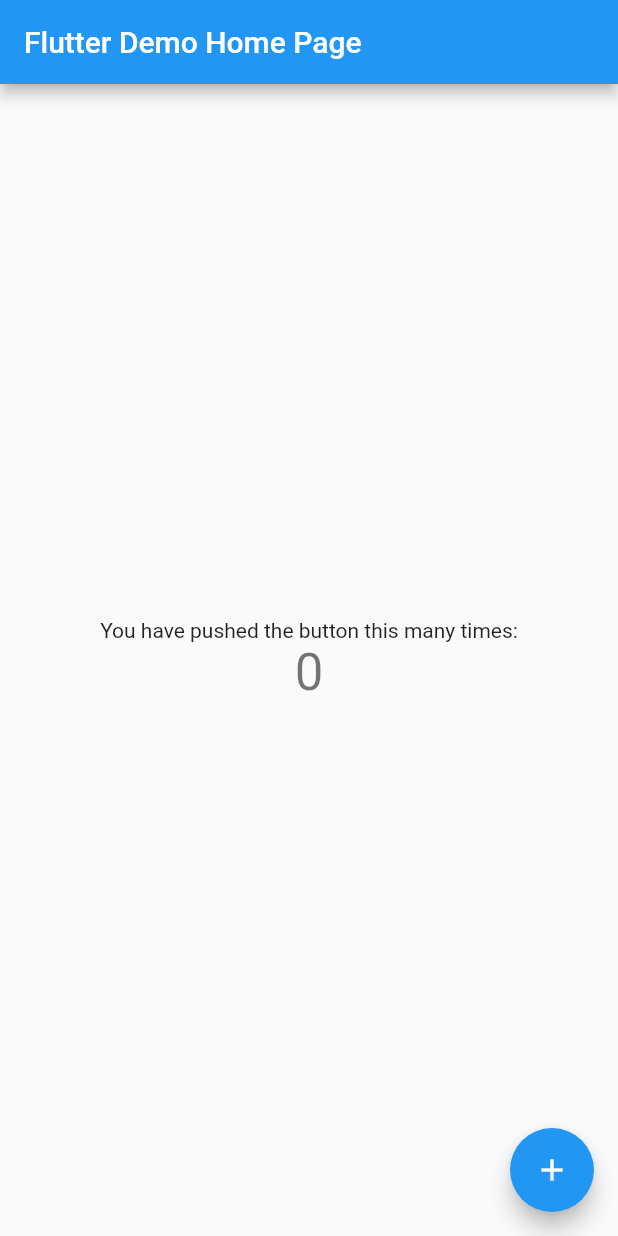
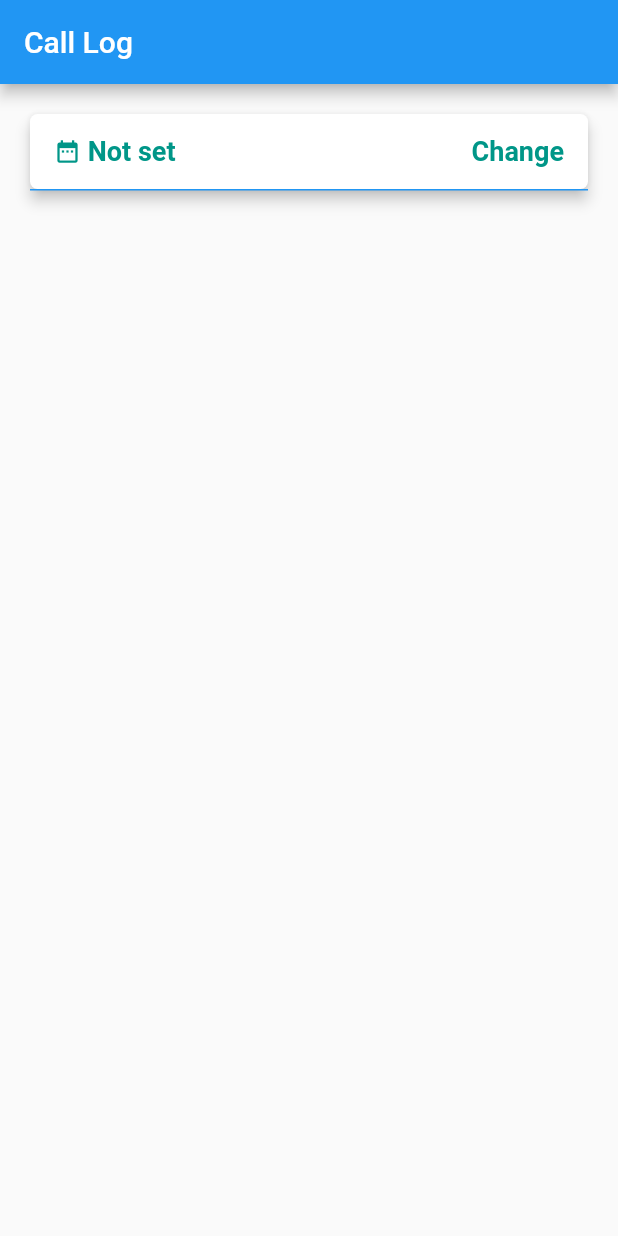
Before and after one commit to tayyyab/call_log_analytics, a Flutter app: the screen it shows after launch, on a phone screen of 412 x 824 dp. Run offline on Flutter 3.47's test engine with Material 2 defaults, Android fonts, the phone set to English and light mode, and no system bars; our stand-ins replace flutter_datetime_picker.

Commit message:
Adding Date Picker

```diff
--- a/lib/main.dart
+++ b/lib/main.dart
@@ -1,3 +1,4 @@
+import 'package:call_log_analytics/screens/Home/home_page.dart';
 import 'package:flutter/material.dart';
 
 void main() => runApp(MyApp());
@@ -7,105 +8,12 @@ class MyApp extends StatelessWidget {
   @override
   Widget build(BuildContext context) {
     return MaterialApp(
+      debugShowCheckedModeBanner: false,
       title: 'Flutter Demo',
       theme: ThemeData(
-        // This is the theme of your application.
-        //
-        // Try running your application with "flutter run". You'll see the
-        // application has a blue toolbar. Then, without quitting the app, try
-        // changing the primarySwatch below to Colors.green and then invoke
-        // "hot reload" (press "r" in the console where you ran "flutter run",
-        // or simply save your changes to "hot reload" in a Flutter IDE).
-        // Notice that the counter didn't reset back to zero; the application
-        // is not restarted.
         primarySwatch: Colors.blue,
       ),
-      home: MyHomePage(title: 'Flutter Demo Home Page'),
+      home: HomePage(),
     );
   }
 }
-
-class MyHomePage extends StatefulWidget {
-  MyHomePage({Key key, this.title}) : super(key: key);
-
-  // This widget is the home page of your application. It is stateful, meaning
-  // that it has a State object (defined below) that contains fields that affect
-  // how it looks.
-
-  // This class is the configuration for the state. It holds the values (in this
-  // case the title) provided by the parent (in this case the App widget) and
-  // used by the build method of the State. Fields in a Widget subclass are
-  // always marked "final".
-
-  final String title;
-
-  @override
-  _MyHomePageState createState() => _MyHomePageState();
-}
-
-class _MyHomePageState extends State<MyHomePage> {
-  int _counter = 0;
-
-  void _incrementCounter() {
-    setState(() {
-      // This call to setState tells the Flutter framework that something has
-      // changed in this State, which causes it to rerun the build method below
-      // so that the display can reflect the updated values. If we changed
-      // _counter without calling setState(), then the build method would not be
-      // called again, and so nothing would appear to happen.
-      _counter++;
-    });
-  }
-
-  @override
-  Widget build(BuildContext context) {
-    // This method is rerun every time setState is called, for instance as done
-    // by the _incrementCounter method above.
-    //
-    // The Flutter framework has been optimized to make rerunning build methods
-    // fast, so that you can just rebuild anything that needs updating rather
-    // than having to individually change instances of widgets.
-    return Scaffold(
-      appBar: AppBar(
-        // Here we take the value from the MyHomePage object that was created by
-        // the App.build method, and use it to set our appbar title.
-        title: Text(widget.title),
-      ),
-      body: Center(
-        // Center is a layout widget. It takes a single child and positions it
-        // in the middle of the parent.
-        child: Column(
-          // Column is also a layout widget. It takes a list of children and
-          // arranges them vertically. By default, it sizes itself to fit its
-          // children horizontally, and tries to be as tall as its parent.
-          //
-          // Invoke "debug painting" (press "p" in the console, choose the
-          // "Toggle Debug Paint" action from the Flutter Inspector in Android
-          // Studio, or the "Toggle Debug Paint" command in Visual Studio Code)
-          // to see the wireframe for each widget.
-          //
-          // Column has various properties to control how it sizes itself and
-          // how it positions its children. Here we use mainAxisAlignment to
-          // center the children vertically; the main axis here is the vertical
-          // axis because Columns are vertical (the cross axis would be
-          // horizontal).
-          mainAxisAlignment: MainAxisAlignment.center,
-          children: <Widget>[
-            Text(
-              'You have pushed the button this many times:',
-            ),
-            Text(
-              '$_counter',
-              style: Theme.of(context).textTheme.display1,
-            ),
-          ],
-        ),
-      ),
-      floatingActionButton: FloatingActionButton(
-        onPressed: _incrementCounter,
-        tooltip: 'Increment',
-        child: Icon(Icons.add),
-      ), // This trailing comma makes auto-formatting nicer for build methods.
-    );
-  }
-}
--- /dev/null
+++ b/lib/screens/Home/home_page.dart
@@ -0,0 +1,92 @@
+import 'package:flutter/material.dart';
+import 'package:flutter_datetime_picker/flutter_datetime_picker.dart';
+
+class HomePage extends StatefulWidget {
+  HomePage({Key key}) : super(key: key);
+
+  @override
+  _HomePageState createState() => _HomePageState();
+}
+
+class _HomePageState extends State<HomePage> {
+  String _date = "Not set";
+
+  @override
+  Widget build(BuildContext context) {
+    return Scaffold(
+      appBar: AppBar(
+        title: Text('Call Log'),
+      ),
+      body: Container(
+        padding: EdgeInsets.all(20),
+        child: ListView(
+          children: <Widget>[
+            RaisedButton(
+              shape: RoundedRectangleBorder(
+                  borderRadius: BorderRadius.circular(5.0)),
+              elevation: 4.0,
+              onPressed: () {
+                DatePicker.showDatePicker(context,
+                    theme: DatePickerTheme(
+                      containerHeight: 210.0,
+                    ),
+                    showTitleActions: true,
+                    minTime: DateTime(2000, 1, 1),
+                    maxTime: DateTime(2022, 12, 31), onConfirm: (date) {
+                  print('confirm $date');
+                  _date = '${date.year} - ${date.month} - ${date.day}';
+                  setState(() {});
+                }, currentTime: DateTime.now(), locale: LocaleType.en);
+              },
+              child: Container(
+                alignment: Alignment.center,
+                height: 50.0,
+                child: Row(
+                  mainAxisAlignment: MainAxisAlignment.spaceBetween,
+                  children: <Widget>[
+                    Row(
+                      children: <Widget>[
+                        Container(
+                          child: Row(
+                            children: <Widget>[
+                              Icon(
+                                Icons.date_range,
+                                size: 18.0,
+                                color: Colors.teal,
+                              ),
+                              Text(
+                                " $_date",
+                                style: TextStyle(
+                                    color: Colors.teal,
+                                    fontWeight: FontWeight.bold,
+                                    fontSize: 18.0),
+                              ),
+                            ],
+                          ),
+                        )
+                      ],
+                    ),
+                    Text(
+                      "  Change",
+                      style: TextStyle(
+                          color: Colors.teal,
+                          fontWeight: FontWeight.bold,
+                          fontSize: 18.0),
+                    ),
+                  ],
+                ),
+              ),
+              color: Colors.white,
+            ),
+            Container(
+              height: 1,
+              width: MediaQuery.of(context).size.width,
+              color: Colors.blue,
+            ),
+            SizedBox(height: 10),
+          ],
+        ),
+      ),
+    );
+  }
+}
```
Also changed, not shown: pubspec.yaml (+1 -6 lines), pubspec.lock.
